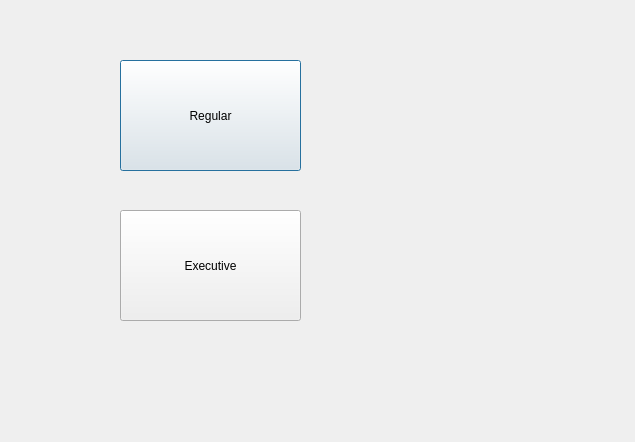
Above: execreg.ui from shanesuss/CS1C-2016-Bulk-Club before the change. Below: the same form after it.
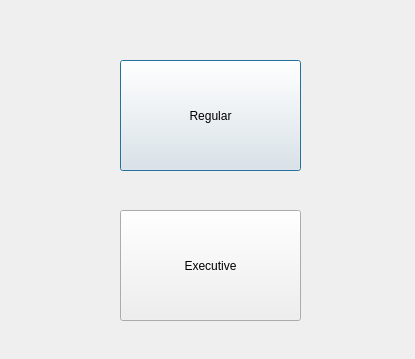
That is the form after the change.

Diff of the .ui file:
```diff
--- a/execreg.ui
+++ b/execreg.ui
@@ -6,8 +6,8 @@
    <rect>
     <x>0</x>
     <y>0</y>
-    <width>635</width>
-    <height>442</height>
+    <width>415</width>
+    <height>359</height>
    </rect>
   </property>
   <property name="windowTitle">
```
